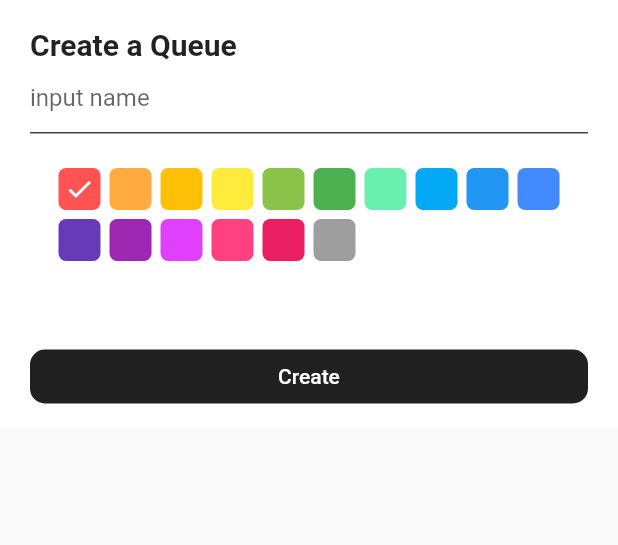
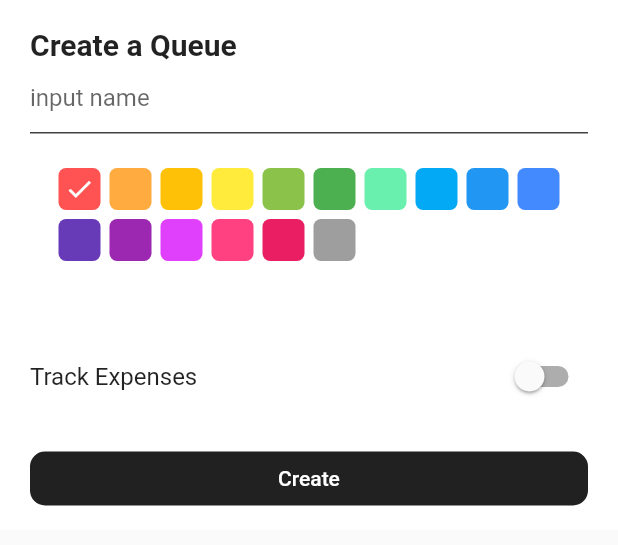
Before and after one commit to InnoQueue/mobile, a Flutter app: the AddQueuePage widget shown alone on an empty page, opened directly, on a phone screen of 412 x 824 dp. Shown: the top 545 px of the screen. Run offline on Flutter 3.47's test engine with Material 2 defaults, Android fonts, the phone set to English and light mode, and no system bars; our stand-ins replace auto_route, dio, firebase_core, firebase_messaging, flutter_bloc, flutter_slidable and 13 more; missing offline and left inert: flutter_color, qr_code_scanner; accounts and stored records are empty; generated files the repository leaves out were written again; network calls fail.

Commit message:
Add posibility to create a queue with expenses

```diff
--- a/lib/presentation/pages/add_queue/add_queue_page.dart
+++ b/lib/presentation/pages/add_queue/add_queue_page.dart
@@ -14,6 +14,7 @@ class AddQueuePage extends StatefulWidget {
 class _AddQueuePageState extends State<AddQueuePage> {
   String name = '';
   String color = colors.entries.first.key;
+  bool trackExpenses = false;
 
   @override
   Widget build(BuildContext context) {
@@ -49,6 +50,26 @@ class _AddQueuePageState extends State<AddQueuePage> {
             ),
           ),
           const SizedBox(height: 50),
+          Row(
+            children: [
+              const Text(
+                'Track Expenses',
+                style: TextStyle(
+                  fontSize: 16,
+                ),
+              ),
+              const Spacer(),
+              Switch(
+                value: trackExpenses,
+                onChanged: (value) {
+                  setState(() {
+                    trackExpenses = value;
+                  });
+                },
+              ),
+            ],
+          ),
+          const SizedBox(height: 20),
           _SubmitButton(
             onPressed: name.isEmpty
                 ? null
@@ -57,7 +78,7 @@ class _AddQueuePageState extends State<AddQueuePage> {
                           QueuesEvent.createQueue(
                             name: name,
                             color: color,
-                            trackExpenses: false,
+                            trackExpenses: trackExpenses,
                           ),
                         );
                     context.router.pop();
```
